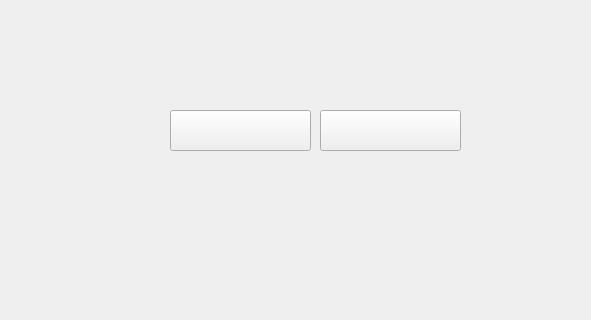
ehsan-esf0/Qt-Game, file Ui/gamepage.ui: the form before one commit; both pictures show x 370 to 961 and y 0 to 320 of the 1200 by 700 pixel window.
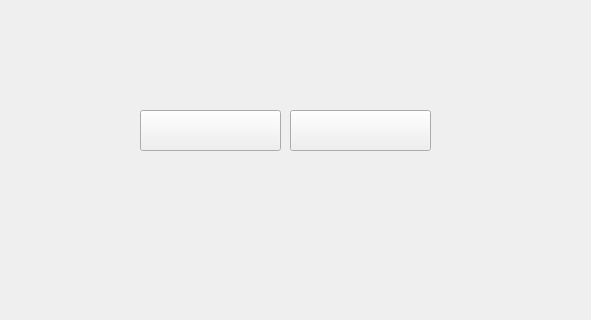
The form after the commit. Icons and pictures are not drawn.

```diff
--- a/Ui/gamepage.ui
+++ b/Ui/gamepage.ui
@@ -84,7 +84,7 @@
   <widget class="QLabel" name="label_3">
    <property name="geometry">
     <rect>
-     <x>480</x>
+     <x>450</x>
      <y>0</y>
      <width>401</width>
      <height>111</height>
@@ -100,7 +100,7 @@
   <widget class="QPushButton" name="pushButton">
    <property name="geometry">
     <rect>
-     <x>540</x>
+     <x>510</x>
      <y>110</y>
      <width>141</width>
      <height>41</height>
@@ -116,7 +116,7 @@
   <widget class="QPushButton" name="pushButton_3">
    <property name="geometry">
     <rect>
-     <x>690</x>
+     <x>660</x>
      <y>110</y>
      <width>141</width>
      <height>41</height>
@@ -129,6 +129,19 @@
     <string/>
    </property>
   </widget>
+  <widget class="QLabel" name="label_4">
+   <property name="geometry">
+    <rect>
+     <x>0</x>
+     <y>0</y>
+     <width>1361</width>
+     <height>721</height>
+    </rect>
+   </property>
+   <property name="text">
+    <string/>
+   </property>
+  </widget>
  </widget>
  <resources/>
  <connections/>
```
